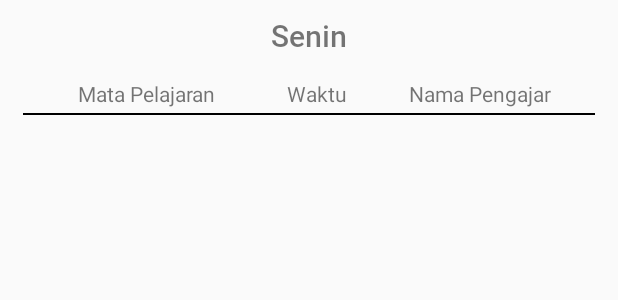
After one commit to riyansubekti/SIAKAD_SMK, an Android app: the layout fragment_hari.xml on its own in the app's theme, with its tools: preview values and no code run, on a phone screen of 412 x 824 dp. The commit adds this screen. Shown: the top 300 px of the screen. Run offline under Robolectric (Android 15) with nearby library versions, the phone set to English and light mode, and no system bars.

Commit message:
Jadwal Siswa

```diff
--- a/app/build.gradle
+++ b/app/build.gradle
@@ -29,6 +29,8 @@ dependencies {
     implementation 'androidx.appcompat:appcompat:1.1.0'
     implementation 'androidx.constraintlayout:constraintlayout:1.1.3'
     implementation 'androidx.legacy:legacy-support-v4:1.0.0'
+    implementation 'com.google.android.material:material:1.1.0'
+    implementation 'androidx.lifecycle:lifecycle-extensions:2.2.0'
     testImplementation 'junit:junit:4.12'
     androidTestImplementation 'androidx.test.ext:junit:1.1.1'
     androidTestImplementation 'androidx.test.espresso:espresso-core:3.2.0'
--- a/app/src/main/java/com/smk/siakad/BerandaFragment.java
+++ b/app/src/main/java/com/smk/siakad/BerandaFragment.java
@@ -1,10 +1,7 @@
 package com.smk.siakad;
 
-import android.app.Activity;
-import android.content.Context;
 import android.os.Bundle;
 
-import androidx.annotation.NonNull;
 import androidx.fragment.app.Fragment;
 
 import android.view.LayoutInflater;
--- a/app/src/main/java/com/smk/siakad/adapter/AdapterNilaiSiswa.java
+++ b/app/src/main/java/com/smk/siakad/adapter/AdapterNilaiSiswa.java
@@ -9,11 +9,9 @@ import android.widget.Filterable;
 import android.widget.LinearLayout;
 import android.widget.TextView;
 
-import com.smk.siakad.CustomFilter;
 import com.smk.siakad.R;
 import com.smk.siakad.filter.FilterNilaiSiswa;
 import com.smk.siakad.model.Nilai;
-import com.smk.siakad.model.Siswa;
 
 import java.util.ArrayList;
 import java.util.List;
--- a/app/src/main/java/com/smk/siakad/api/ApiInterface.java
+++ b/app/src/main/java/com/smk/siakad/api/ApiInterface.java
@@ -1,5 +1,6 @@
 package com.smk.siakad.api;
 
+import com.smk.siakad.model.JadwalSiswa;
 import com.smk.siakad.model.Login;
 import com.smk.siakad.model.Nilai;
 import com.smk.siakad.model.Siswa;
@@ -23,4 +24,7 @@ public interface ApiInterface {
 
     @GET("get_nilai.php")
     Call<List<Nilai>> getNilai(@Query("id_siswa") String id_siswa);
+
+    @GET("get_jadwal_siswa.php")
+    Call<List<JadwalSiswa>> getJadwalSiswa(@Query("kelas") String kelas);
 }
--- /dev/null
+++ b/app/src/main/res/layout/fragment_hari.xml
@@ -0,0 +1,66 @@
+<?xml version="1.0" encoding="utf-8"?>
+<LinearLayout xmlns:android="http://schemas.android.com/apk/res/android"
+    xmlns:tools="http://schemas.android.com/tools"
+    android:layout_width="match_parent"
+    android:layout_height="match_parent"
+    android:orientation="vertical"
+    tools:context=".siswa.HariFragment">
+
+    <!-- TODO: Update blank fragment layout -->
+    <TextView
+        android:id="@+id/txtFrag"
+        android:layout_width="wrap_content"
+        android:layout_height="wrap_content"
+        android:layout_gravity="center"
+        android:layout_marginHorizontal="5dp"
+        android:layout_marginTop="10dp"
+        android:fontFamily="@font/roboto_medium"
+        android:text="Senin"
+        android:textSize="20dp" />
+
+    <LinearLayout
+        android:layout_width="match_parent"
+        android:layout_height="wrap_content"
+        android:layout_marginTop="15dp"
+        android:layout_marginBottom="3dp"
+        android:layout_marginHorizontal="15dp"
+        android:gravity="center"
+        android:orientation="horizontal">
+
+        <TextView
+            android:layout_width="115dp"
+            android:layout_height="wrap_content"
+            android:layout_marginHorizontal="5dp"
+            android:maxLines="2"
+            android:text="Mata Pelajaran"
+            android:textAlignment="center" />
+
+        <TextView
+            android:layout_width="90dp"
+            android:layout_height="wrap_content"
+            android:layout_marginHorizontal="5dp"
+            android:text="Waktu"
+            android:textAlignment="center" />
+
+        <TextView
+            android:layout_width="105dp"
+            android:layout_height="wrap_content"
+            android:layout_marginHorizontal="5dp"
+            android:maxLines="2"
+            android:text="Nama Pengajar"
+            android:textAlignment="center" />
+
+    </LinearLayout>
+
+    <View
+        android:layout_marginHorizontal="15dp"
+        style="@style/Divider"/>
+
+    <androidx.recyclerview.widget.RecyclerView
+        android:id="@+id/rcJadwalSiswa"
+        android:layout_width="match_parent"
+        android:layout_height="wrap_content"
+        android:layout_marginTop="15dp"
+        android:layout_marginHorizontal="15dp" />
+
+</LinearLayout>
--- /dev/null
+++ b/app/src/main/res/values-w820dp/dimens.xml
@@ -0,0 +1,6 @@
+<resources>
+    <!-- Example customization of dimensions originally defined in res/values/dimens.xml
+         (such as screen margins) for screens with more than 820dp of available width. This
+         would include 7" and 10" devices in landscape (~960dp and ~1280dp respectively). -->
+    <dimen name="activity_horizontal_margin">64dp</dimen>
+</resources>
--- a/app/src/main/res/values/strings.xml
+++ b/app/src/main/res/values/strings.xml
@@ -15,4 +15,7 @@
         <item>5</item>
         <item>6</item>
     </string-array>
+    <string name="MenuMapel">Jadwal Mata Pelajaran</string>
+    <string name="tab_text_1">Tab 1</string>
+    <string name="tab_text_2">Tab 2</string>
 </resources>
--- a/app/src/main/res/values/styles.xml
+++ b/app/src/main/res/values/styles.xml
@@ -1,11 +1,26 @@
 <resources>
 
     <!-- Base application theme. -->
-    <style name="AppTheme" parent="Theme.AppCompat.Light.NoActionBar">
+    <style name="AppTheme" parent="Theme.AppCompat.Light.DarkActionBar">
         <!-- Customize your theme here. -->
-        <item name="colorPrimary">@color/colorPrimary</item>
-        <item name="colorPrimaryDark">@color/colorPrimaryDark</item>
-        <item name="colorAccent">@color/colorAccent</item>
+        <item name="colorPrimary">#EB4964</item>
+        <item name="colorPrimaryDark">#D53232</item>
+        <item name="colorAccent">#FF5DB1</item>
+    </style>
+
+    <style name="AppTheme.NoActionBar">
+        <item name="windowActionBar">false</item>
+        <item name="windowNoTitle">true</item>
+    </style>
+
+    <style name="AppTheme.AppBarOverlay" parent="ThemeOverlay.AppCompat.Dark.ActionBar" />
+
+    <style name="AppTheme.PopupOverlay" parent="ThemeOverlay.AppCompat.Light" />
+
+    <style name="Divider">
+        <item name="android:layout_width">match_parent</item>
+        <item name="android:layout_height">1dp</item>
+        <item name="android:background">@android:color/black</item>
     </style>
 
 </resources>
```
Also changed, not shown: app/src/main/AndroidManifest.xml (+6 -5 lines), app/src/main/java/com/smk/siakad/JadwalSiswaActivity.java (added, +24 -0 lines), app/src/main/java/com/smk/siakad/SiswaFragment.java (+9 -1 lines), app/src/main/java/com/smk/siakad/adapter/AdapterJadwalSiswa.java (added, +96 -0 lines), app/src/main/java/com/smk/siakad/filter/FilterJadwalSiswa.java (added, +64 -0 lines), app/src/main/java/com/smk/siakad/model/JadwalSiswa.java (added, +66 -0 lines), app/src/main/java/com/smk/siakad/siswa/HariFragment.java (added, +87 -0 lines), app/src/main/java/com/smk/siakad/siswa/JadwalActivity.java (+77 -0 lines), app/src/main/java/com/smk/siakad/ui/tabs/SectionsPagerAdapter.java (added, +44 -0 lines), app/src/main/res/layout/item_jadwal_siswa.xml (added, +37 -0 lines), app/src/main/res/values/dimens.xml (added, +8 -0 lines), 1 other file.
